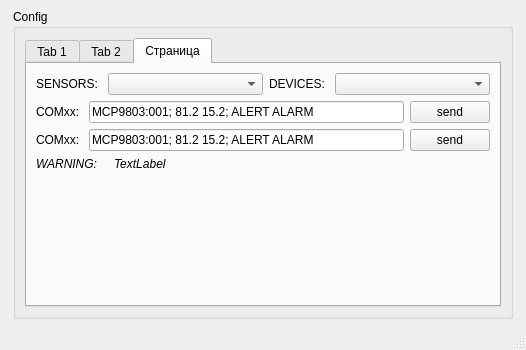
plumber2020/Qt_ComPort_pic16F1718_mcp9803, file qt_comPort_Monitor/mainwindow.ui: the form before one commit.
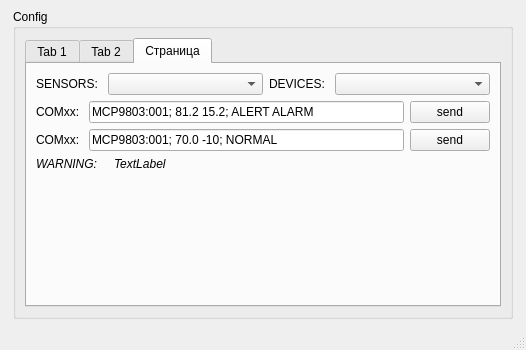
The form after the commit.

Patch:
```diff
--- a/qt_comPort_Monitor/mainwindow.ui
+++ b/qt_comPort_Monitor/mainwindow.ui
@@ -235,7 +235,7 @@
                   </sizepolicy>
                  </property>
                  <property name="text">
-                  <string>MCP9803:001; 81.2 15.2; ALERT ALARM</string>
+                  <string>MCP9803:001; 70.0 -10; NORMAL</string>
                  </property>
                 </widget>
                </item>
```
